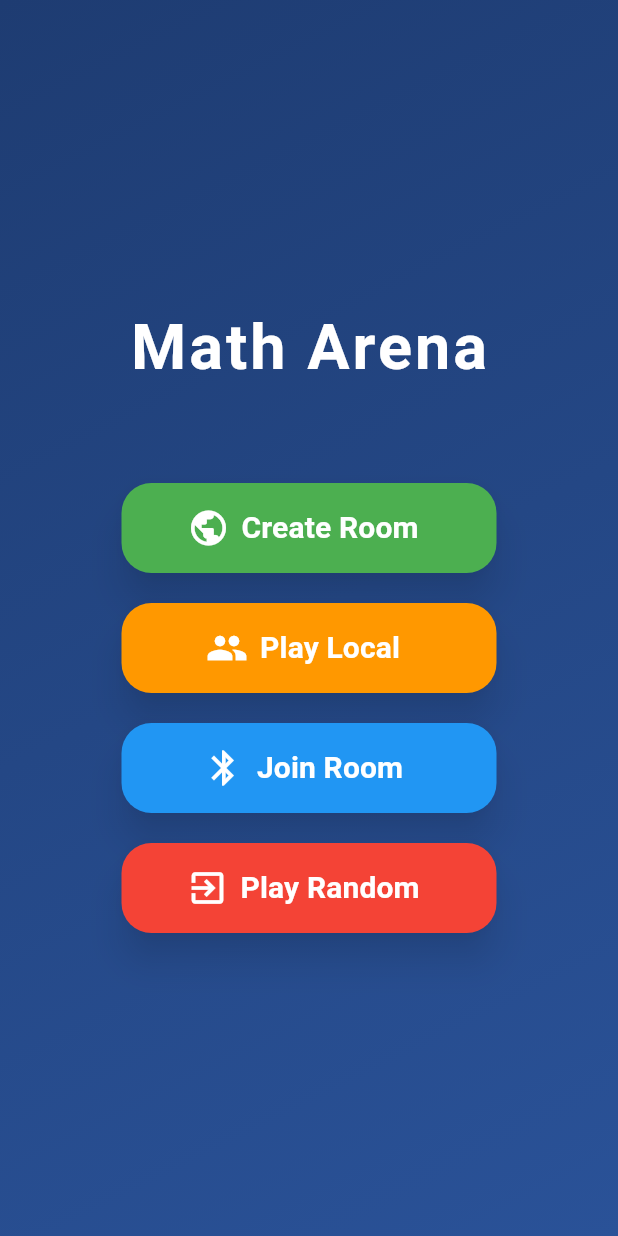
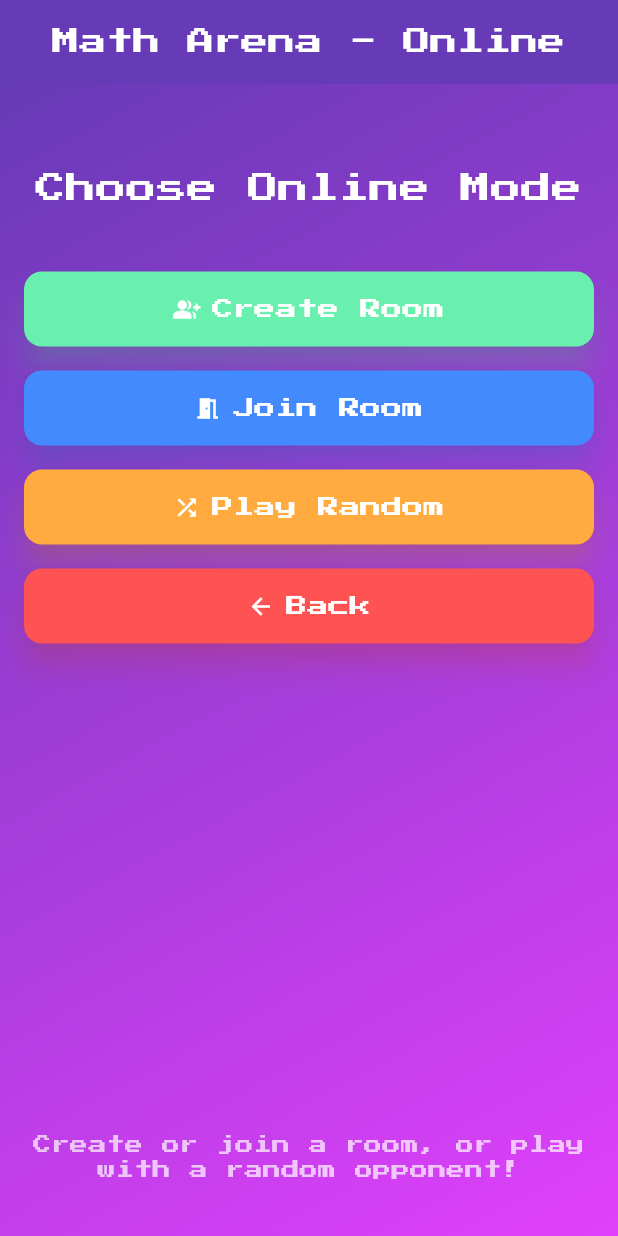
Before and after one commit to IrfanKarim101/Math-Arena, a Flutter app: the screen it shows after launch, after a tap on "Play Online", on a phone screen of 412 x 824 dp. Run offline on Flutter 3.47's test engine with Material 3 defaults, Android fonts, the light colour scheme and no system bars; our stand-ins replace bloc, equatable, flutter_bloc, google_fonts, permission_handler; missing offline and left inert: nearby_connections.

Commit message:
Refactor Home and Online Play Options screens; update UI with Google Fonts, enhance button layout, and implement action buttons for navigation. Add PeerToPeerService for local connections and update dependencies in pubspec.yaml.

```diff
--- a/lib/main.dart
+++ b/lib/main.dart
@@ -7,7 +7,6 @@ import 'package:math_arena/screens/play_online/game_screen.dart';
 import 'package:math_arena/screens/play_online/join_room.dart';
 import 'package:math_arena/screens/play_online/options.dart';
 import 'package:math_arena/screens/play_online/random_match.dart';
-// Import your bloc
 import 'package:math_arena/bloc/room_bloc.dart';
 
 void main() {
--- a/lib/screens/home.dart
+++ b/lib/screens/home.dart
@@ -1,6 +1,5 @@
 import 'package:flutter/material.dart';
-import 'package:flutter/services.dart';
-import 'package:lottie/lottie.dart';
+import 'package:google_fonts/google_fonts.dart';
 
 class HomeScreen extends StatelessWidget {
   const HomeScreen({super.key});
@@ -8,68 +7,70 @@ class HomeScreen extends StatelessWidget {
   @override
   Widget build(BuildContext context) {
     return Scaffold(
+      appBar: AppBar(
+        title: Text(
+          "Math Arena",
+          style: GoogleFonts.pressStart2p(fontSize: 18, color: Colors.white),
+        ),
+        backgroundColor: Colors.deepPurple,
+        elevation: 0,
+        centerTitle: true,
+      ),
       body: Container(
-        width: double.infinity,
         decoration: const BoxDecoration(
           gradient: LinearGradient(
-            colors: [Color(0xFF1e3c72), Color(0xFF2a5298)],
             begin: Alignment.topLeft,
             end: Alignment.bottomRight,
-          ),
-          image: DecorationImage(
-            image: AssetImage('assets/images/background_pattern.png'), // Add a subtle pattern
-            repeat: ImageRepeat.repeat,
-            opacity: 0.1,
+            colors: [Colors.deepPurple, Colors.purpleAccent],
           ),
         ),
+        child: Padding(
+          padding: const EdgeInsets.all(24.0),
           child: Column(
             mainAxisAlignment: MainAxisAlignment.center,
             children: [
-            // Lottie Animation for a dynamic touch
-            Lottie.asset(
-              'assets/animations/math_animation.json', // Replace with your Lottie animation file
-              height: 150,
-              repeat: true,
-              reverse: true,
-              animate: true,
+              Text(
+                "Welcome to Math Arena!",
+                style: GoogleFonts.pressStart2p(
+                  fontSize: 20,
+                  color: Colors.white,
                 ),
-            const SizedBox(height: 30),
-
-            // Title
-            ShaderMask(
-              shaderCallback: (bounds) => const LinearGradient(
-                colors: [Colors.yellowAccent, Colors.orangeAccent],
-                begin: Alignment.topLeft,
-                end: Alignment.bottomRight,
-              ).createShader(bounds),
-              child: const Text(
-              "Math Arena",
-              style: TextStyle(
-                fontSize: 50,
-                fontWeight: FontWeight.bold,
-                color: Colors.white,
-                letterSpacing: 3,
+                textAlign: TextAlign.center,
               ),
+              const SizedBox(height: 40),
+              _buildMenuButton(
+                context,
+                "Play Online",
+                Icons.public,
+                Colors.greenAccent,
+                () => Navigator.pushNamed(context, '/play_online_options'),
               ),
+              const SizedBox(height: 20),
+              _buildMenuButton(
+                context,
+                "Play Local",
+                Icons.people,
+                Colors.blueAccent,
+                () => Navigator.pushNamed(context, '/play_local'),
               ),
-            const SizedBox(height: 50),
-
-            // Buttons
-            _buildMenuButton(context, "Play Online", Icons.public, const Color(0xFF4CAF50)), // Green
-            const SizedBox(height: 15),
-            _buildMenuButton(context, "Play Local", Icons.group, const Color(0xFFFF9800)), // Orange
-            const SizedBox(height: 15),
-            _buildMenuButton(context, "Play Bluetooth", Icons.bluetooth, const Color(0xFF2196F3)), // Blue
-            const SizedBox(height: 15),
-            _buildMenuButton(context, "Settings", Icons.settings, const Color(0xFF9E9E9E)), // Grey for settings
-            const SizedBox(height: 15),
-            _buildMenuButton(context, "Exit", Icons.exit_to_app, const Color(0xFFF44336), exit: true), // Red
-            const SizedBox(height: 30),
-            const Text(
-              "© 2023 Math Arena. All rights reserved.",
-              style: TextStyle(color: Colors.white70, fontSize: 12),
+              const SizedBox(height: 20),
+              _buildMenuButton(
+                context,
+                "Play Bluetooth",
+                Icons.bluetooth,
+                Colors.orangeAccent,
+                () => Navigator.pushNamed(context, '/play_bluetooth'),
+              ),
+              const SizedBox(height: 20),
+              _buildMenuButton(
+                context,
+                "Exit",
+                Icons.exit_to_app,
+                Colors.redAccent,
+                () => Navigator.of(context).maybePop(),
               ),
             ],
+          ),
         ),
       ),
     );
@@ -79,51 +80,23 @@ class HomeScreen extends StatelessWidget {
     BuildContext context,
     String text,
     IconData icon,
-    Color color, {
-    bool exit = false,
-  }) {
-    return SizedBox(
-      width: 280,
-      height: 65,
-      child: ElevatedButton.icon(
-        style: ElevatedButton.styleFrom(
-          backgroundColor: color.withOpacity(0.9),
-          shape: RoundedRectangleBorder(
-            borderRadius: BorderRadius.circular(20),
-          ),
-          shadowColor: Colors.black54,
-          elevation: 10,
-        ),
-        onPressed: () {
-          if (exit) {
-            // Exit app
-            Future.delayed(const Duration(milliseconds: 100), () {
-              //exit application
-              SystemChannels.platform.invokeMethod('SystemNavigator.pop');
-
-            });
-          } else {
-            // Navigate to respective screens later
-            if (text == "Play Online") {
-              Navigator.pushNamed(context, '/play_online_options');
-            } else if (text == "Play Local") {
-              Navigator.pushNamed(context, '/play_local'); // Placeholder
-            } else if (text == "Play Bluetooth") {
-              Navigator.pushNamed(context, '/play_bluetooth'); // Placeholder
-            } else if (text == "Settings") {
-              // Navigator.pushNamed(context, '/settings'); // Placeholder for settings screen
-            }
-          }
-        },
-        icon: Icon(icon, size: 30, color: Colors.white),
+    Color color,
+    VoidCallback onPressed,
+  ) {
+    return ElevatedButton.icon(
+      onPressed: onPressed,
+      icon: Icon(icon, color: Colors.white),
       label: Text(
         text,
-          style: const TextStyle(
-            fontSize: 20,
-            color: Colors.white,
-            fontWeight: FontWeight.bold,
+        style: GoogleFonts.pressStart2p(fontSize: 14, color: Colors.white),
       ),
-        ),
+      style: ElevatedButton.styleFrom(
+        minimumSize: const Size.fromHeight(50),
+        backgroundColor: color,
+        padding: const EdgeInsets.symmetric(vertical: 15, horizontal: 20),
+        shape: RoundedRectangleBorder(borderRadius: BorderRadius.circular(12)),
+        elevation: 8,
+        shadowColor: color.withOpacity(0.5),
       ),
     );
   }
--- a/lib/screens/play_online/options.dart
+++ b/lib/screens/play_online/options.dart
@@ -1,4 +1,5 @@
 import 'package:flutter/material.dart';
+import 'package:google_fonts/google_fonts.dart';
 
 class OnlinePlayOptions extends StatelessWidget {
   const OnlinePlayOptions({super.key});
@@ -6,101 +7,111 @@ class OnlinePlayOptions extends StatelessWidget {
   @override
   Widget build(BuildContext context) {
     return Scaffold(
+      appBar: AppBar(
+        title: Text(
+          "Math Arena - Online",
+          style: GoogleFonts.pressStart2p(fontSize: 18, color: Colors.white),
+        ),
+        automaticallyImplyLeading: false,
+
+        backgroundColor: Colors.deepPurple,
+        elevation: 0,
+        centerTitle: true,
+      ),
       body: Container(
-        width: double.infinity,
         decoration: const BoxDecoration(
           gradient: LinearGradient(
-            colors: [Color(0xFF1e3c72), Color(0xFF2a5298)],
             begin: Alignment.topLeft,
             end: Alignment.bottomRight,
+            colors: [Colors.deepPurple, Colors.purpleAccent],
           ),
         ),
+        child: Padding(
+          padding: const EdgeInsets.all(16.0),
           child: Column(
-          mainAxisAlignment: MainAxisAlignment.center,
+            crossAxisAlignment: CrossAxisAlignment.stretch,
             children: [
-            // Title
-            const Text(
-              "Math Arena",
-              style: TextStyle(
-                fontSize: 42,
-                fontWeight: FontWeight.bold,
+              const SizedBox(height: 40),
+              Text(
+                "Choose Online Mode",
+                style: GoogleFonts.pressStart2p(
+                  fontSize: 20,
                   color: Colors.white,
-                letterSpacing: 2,
                 ),
+                textAlign: TextAlign.center,
               ),
-            const SizedBox(height: 60),
-
-            // Buttons
-            _buildMenuButton(
+              const SizedBox(height: 40),
+              _buildActionButton(
                 context,
                 "Create Room",
-              Icons.public,
-              Colors.green,
+                Icons.group_add,
+                Colors.greenAccent,
+                () => Navigator.pushNamed(context, '/create_room'),
+              ),
+              const SizedBox(height: 16),
+              _buildActionButton(
+                context,
+                "Join Room",
+                Icons.meeting_room,
+                Colors.blueAccent,
+                () => Navigator.pushNamed(context, '/join_room'),
+              ),
+              const SizedBox(height: 16),
+              _buildActionButton(
+                context,
+                "Play Random",
+                Icons.shuffle,
+                Colors.orangeAccent,
+                () => Navigator.pushNamed(context, '/random_play'),
+              ),
+              const SizedBox(height: 16),
+              _buildActionButton(
+                context,
+                "Back",
+                Icons.arrow_back,
+                Colors.redAccent,
+                () => Navigator.of(context).pop(),
+              ),
+              const Spacer(),
+              Text(
+                "Create or join a room, or play with a random opponent!",
+                style: GoogleFonts.pressStart2p(
+                  fontSize: 12,
+                  color: Colors.white70,
+                ),
+                textAlign: TextAlign.center,
               ),
               const SizedBox(height: 20),
-            _buildMenuButton(context, "Play Local", Icons.group, Colors.orange),
-            const SizedBox(height: 20),
-            _buildMenuButton(
-              context,
-              "Join Room",
-              Icons.bluetooth,
-              Colors.blue,
+            ],
           ),
-            const SizedBox(height: 20),
-            _buildMenuButton(
-              context,
-              "Play Random",
-              Icons.exit_to_app,
-              Colors.red,
-              exit: true,
-            ),
-          ],
         ),
       ),
     );
   }
 
-  Widget _buildMenuButton(
+  Widget _buildActionButton(
     BuildContext context,
     String text,
     IconData icon,
-    Color color, {
-    bool exit = false,
-  }) {
-    return SizedBox(
-      width: 250,
-      height: 60,
-      child: ElevatedButton.icon(
-        style: ElevatedButton.styleFrom(
-          backgroundColor: color,
-          shape: RoundedRectangleBorder(
-            borderRadius: BorderRadius.circular(20),
-          ),
-          shadowColor: Colors.black54,
-          elevation: 10,
-        ),
-        onPressed: () {
-            if (text == "Create Room") {
-            Navigator.pushNamed(context, '/create_room');
-          } else if (text == "Join Room") {
-            Navigator.pushNamed(context, '/join_room');
-          } else if (text == "Play Random") {
-            Navigator.pushNamed(context, '/random_play');
-          } else if (exit) {
-            Future.delayed(const Duration(milliseconds: 100), () {
-              Navigator.of(context).pop();
-            });
-          }
-        },
-        icon: Icon(icon, size: 28, color: Colors.white),
+    Color color,
+    VoidCallback onPressed,
+  ) {
+    return ElevatedButton.icon(
+      onPressed: onPressed,
+      icon: Icon(icon, color: Colors.white),
       label: Text(
         text,
-          style: const TextStyle(
-            fontSize: 20,
-            color: Colors.white,
-            fontWeight: FontWeight.bold,
+        style: GoogleFonts.pressStart2p(fontSize: 14, color: Colors.white),
       ),
-        ),
+      style: ElevatedButton.styleFrom(
+        minimumSize: const Size.fromHeight(
+          50,
+        ), // Ensures uniform height and expands width
+        backgroundColor: color,
+        padding: const EdgeInsets.symmetric(vertical: 15, horizontal: 20),
+        shape: RoundedRectangleBorder(borderRadius: BorderRadius.circular(12)),
+        elevation: 8,
+        shadowColor: color.withOpacity(0.5),
       ),
     );
   }
--- a/pubspec.yaml
+++ b/pubspec.yaml
@@ -41,7 +41,8 @@ dependencies:
   nearby_connections: ^4.3.0
   permission_handler: ^12.0.1
   google_fonts: ^6.3.2
-  lottie: ^3.3.2
+  udp: ^5.0.3
+
 
 dev_dependencies:
   flutter_test:
```
Also changed, not shown: pubspec.lock. Lines whose indentation alone changed are shown as unchanged.
